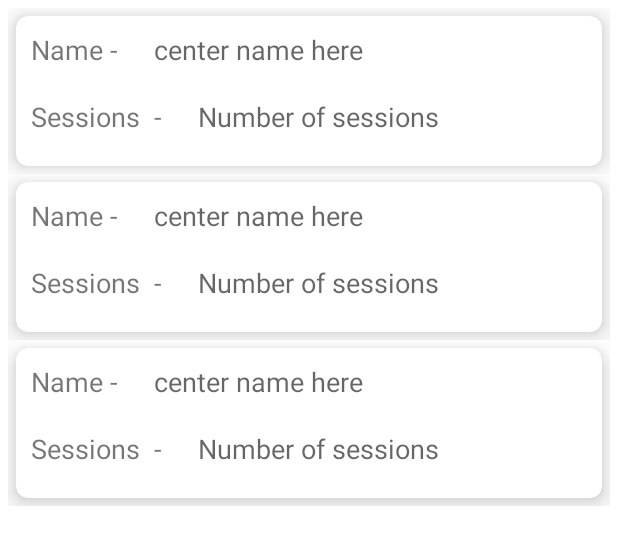
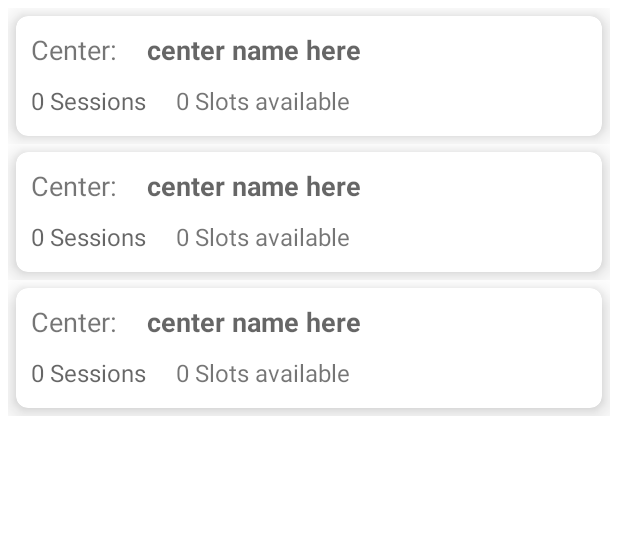
Before and after one commit to ParthTagalpallewar/VaccinateMe, an Android app: the layout fragment_centers.xml on its own in the app's theme, with its tools: preview values and no code run, on a phone screen of 412 x 824 dp. Shown: the top 545 px of the screen. Run offline under Robolectric (Android 15) with nearby library versions, the phone set to English and light mode, and no system bars.

Commit message:
Show ad in all the fragments
* Show banner ad in all fragments
* Cosmetic improvements
* Optimize space in recycle view list
* Add availability in the center DB
* Display availability in correct color
* Few text changes for user friendliness

```diff
--- a/app/src/main/java/com/cowin/vaccinateme/data/models/roomModels/RoomCenters.kt
+++ b/app/src/main/java/com/cowin/vaccinateme/data/models/roomModels/RoomCenters.kt
@@ -11,6 +11,7 @@ data class RoomCenters (
 
         val name:String,
 
-        val sessionCounts:Int
+        val sessionCounts:Int,
 
+        val totalAvailability: Int
         )
--- a/app/src/main/java/com/cowin/vaccinateme/ui/location/FindCentersWorker.kt
+++ b/app/src/main/java/com/cowin/vaccinateme/ui/location/FindCentersWorker.kt
@@ -148,7 +148,7 @@ class FindCentersWorker(context: Context, workerParams: WorkerParameters) :
                     |
                     |Session ID :-  ${session.session_id}
                     |Session Size : - ${session.date}
-                    |Capavity:- ${session.available_capacity}
+                    |Capacity:- ${session.available_capacity}
                     |
                     | """"
                     )
@@ -186,7 +186,7 @@ class FindCentersWorker(context: Context, workerParams: WorkerParameters) :
             val builder = Notification.Builder(applicationContext, "channelId")
             builder.apply {
                 setContentTitle("Vaccines Available!")
-                setContentText("Looking Like Vaccines Are Available You, Click To Check")
+                setContentText("New slots available for booking, Click To Check")
                 setSmallIcon(R.drawable.logo2)
                 setLargeIcon(
                     BitmapFactory.decodeResource(
--- a/app/src/main/java/com/cowin/vaccinateme/ui/sessions/Sessions.kt
+++ b/app/src/main/java/com/cowin/vaccinateme/ui/sessions/Sessions.kt
@@ -15,6 +15,8 @@ import com.cowin.vaccinateme.data.models.roomModels.RoomSessions
 import com.cowin.vaccinateme.data.repositionries.CentersRepositiory
 import com.cowin.vaccinateme.data.repositionries.UserDataRepositories
 import com.cowin.vaccinateme.ui.centers.SessionAdapter
+import com.cowin.vaccinateme.utils.AdsManager
+import com.google.android.gms.ads.AdView
 import kotlinx.android.synthetic.main.fragment_sessions.*
 
 class Sessions : Fragment() {
@@ -30,6 +32,10 @@ class Sessions : Fragment() {
     ): View? {
 
         val root = inflater.inflate(R.layout.fragment_sessions, container, false)
+
+        val adsManager = AdsManager(requireContext())
+        val mAdView = root.findViewById<AdView>(R.id.adViewSessions)
+        adsManager.createAds(mAdView)
 
         centerId = arguments?.getString("sessionId")!!
 
--- a/app/src/main/java/com/cowin/vaccinateme/utils/CommonHelpers.kt
+++ b/app/src/main/java/com/cowin/vaccinateme/utils/CommonHelpers.kt
@@ -52,5 +52,9 @@ operator fun Session.plus(centerId: String): RoomSessions {
 }
 
 fun Centers.getRoomCenter():RoomCenters{
-    return RoomCenters(center_id,name,sessions.size)
+    var num_slots: Int = 0
+    for (s in sessions) {
+        num_slots += s.available_capacity.toInt()
+    }
+    return RoomCenters(center_id,name,sessions.size, num_slots)
 }
--- a/app/src/main/res/layout/fragment_centers.xml
+++ b/app/src/main/res/layout/fragment_centers.xml
@@ -7,12 +7,25 @@
     android:layout_height="match_parent"
     tools:context=".ui.centers.CentersFragment">
 
+    <com.google.android.gms.ads.AdView
+        android:id="@+id/adViewCenters"
+        android:layout_width="match_parent"
+        android:layout_height="wrap_content"
+        app:adSize="BANNER"
+        app:adUnitId="@string/test_ad_unit_id_banner" />
+
     <androidx.recyclerview.widget.RecyclerView
         android:id="@+id/center_recycler_view"
         android:layout_width="match_parent"
-        android:layout_margin="5dp"
         android:layout_height="match_parent"
-        tools:listitem="@layout/item_centers"/>
+        android:layout_below="@id/adViewCenters"
+        android:layout_marginStart="5dp"
+        android:layout_marginLeft="5dp"
+        android:layout_marginTop="5dp"
+        android:layout_marginEnd="5dp"
+        android:layout_marginRight="5dp"
+        android:layout_marginBottom="5dp"
+        tools:listitem="@layout/item_centers" />
 
 
     <RelativeLayout
@@ -51,6 +64,4 @@
         android:text="Sessions Not Available"
         android:gravity="center"/>
 
-
-
 </RelativeLayout>
--- a/app/src/main/res/layout/item_centers.xml
+++ b/app/src/main/res/layout/item_centers.xml
@@ -6,54 +6,76 @@
 
     <androidx.cardview.widget.CardView
         android:layout_width="match_parent"
-        android:layout_height="100dp"
+        android:layout_height="80dp"
         app:cardElevation="10dp"
         android:layout_margin="5dp"
         app:cardCornerRadius="8dp">
 
         <RelativeLayout
             android:layout_width="match_parent"
-            android:layout_height="match_parent">
+            android:layout_height="213dp">
 
 
             <TextView
                 android:id="@+id/name"
                 android:layout_width="wrap_content"
                 android:layout_height="wrap_content"
-                android:layout_margin="10dp"
-                android:text="Name - "
-                android:textSize="18dp" />
+                android:layout_marginStart="10dp"
+                android:layout_marginLeft="10dp"
+                android:layout_marginTop="10dp"
+                android:layout_marginEnd="10dp"
+                android:layout_marginRight="5dp"
+                android:layout_marginBottom="5dp"
+                android:text="Center:"
+                android:textSize="18sp" />
 
             <TextView
                 android:id="@+id/item_centersName"
                 android:layout_width="match_parent"
                 android:layout_height="wrap_content"
-                android:layout_margin="10dp"
+                android:layout_marginStart="10dp"
+                android:layout_marginLeft="5dp"
+                android:layout_marginTop="10dp"
+                android:layout_marginEnd="10dp"
+                android:layout_marginRight="10dp"
+                android:layout_marginBottom="5dp"
                 android:layout_toRightOf="@id/name"
                 android:hint="center name here"
-                android:textSize="18dp" />
+                android:textSize="18sp"
+                android:textStyle="bold" />
 
             <!--Session Numbers-->
 
             <TextView
-                android:id="@+id/sessions"
-                android:layout_below="@+id/name"
+                android:id="@+id/item_session_number"
                 android:layout_width="wrap_content"
                 android:layout_height="wrap_content"
-                android:layout_margin="10dp"
-                android:text="Sessions  - "
-                android:textSize="18dp" />
+                android:layout_below="@id/name"
+                android:layout_marginStart="10dp"
+                android:layout_marginLeft="10dp"
+                android:layout_marginTop="5dp"
+                android:layout_marginEnd="10dp"
+                android:layout_marginRight="10dp"
+                android:layout_marginBottom="10dp"
+                android:hint="0 Sessions"
+                android:textSize="16sp" />
 
             <TextView
-                android:id="@+id/item_session_number"
-                android:layout_width="match_parent"
+                android:id="@+id/item_availability"
+                android:layout_width="wrap_content"
                 android:layout_height="wrap_content"
-                android:layout_margin="10dp"
                 android:layout_below="@id/name"
-                android:layout_toRightOf="@id/sessions"
-                android:hint="Number of sessions"
-                android:textSize="18dp" />
-
+                android:layout_marginStart="10dp"
+                android:layout_marginLeft="10dp"
+                android:layout_marginTop="5dp"
+                android:layout_marginEnd="10dp"
+                android:layout_marginRight="10dp"
+                android:layout_marginBottom="5dp"
+                android:layout_toEndOf="@+id/item_session_number"
+                android:layout_toRightOf="@+id/item_session_number"
+                android:hint="Available slots"
+                android:text="0 Slots available"
+                android:textSize="16sp" />
 
 
         </RelativeLayout>
--- a/app/src/main/res/values/strings.xml
+++ b/app/src/main/res/values/strings.xml
@@ -3,4 +3,6 @@
     <string name="title_home">Home</string>
     <string name="title_centers">Vaccine Centers</string>
     <string name="title_profile">Profile</string>
+    <string name="test_ad_unit_id_banner">ca-app-pub-3940256099942544/6300978111</string>
+    <string name="prod_ad_unit_id_banner">ca-app-pub-4790271832049759/2039825810</string>
 </resources>
```
Also changed, not shown: app/src/main/java/com/cowin/vaccinateme/ui/centers/CentersAdapter.kt (+12 -1 lines), app/src/main/java/com/cowin/vaccinateme/ui/centers/CentersFragment.kt (+5 -2 lines), app/src/main/java/com/cowin/vaccinateme/ui/profile/ProfileFragment.kt (+7 -1 lines), app/src/main/java/com/cowin/vaccinateme/ui/sessions/SessionAdapter.kt (+6 -3 lines), app/src/main/java/com/cowin/vaccinateme/utils/AdsManager.kt (+3 -9 lines), app/src/main/res/layout/fragment_add_location.xml (+21 -21 lines), app/src/main/res/layout/fragment_home.xml (+4 -8 lines), app/src/main/res/layout/fragment_profile.xml (+16 -10 lines), app/src/main/res/layout/fragment_sessions.xml (+20 -8 lines), app/src/main/res/layout/item_sessions.xml (+26 -10 lines), app/src/main/res/layout/native_ad_layout.xml (deleted, +0 -16 lines).
